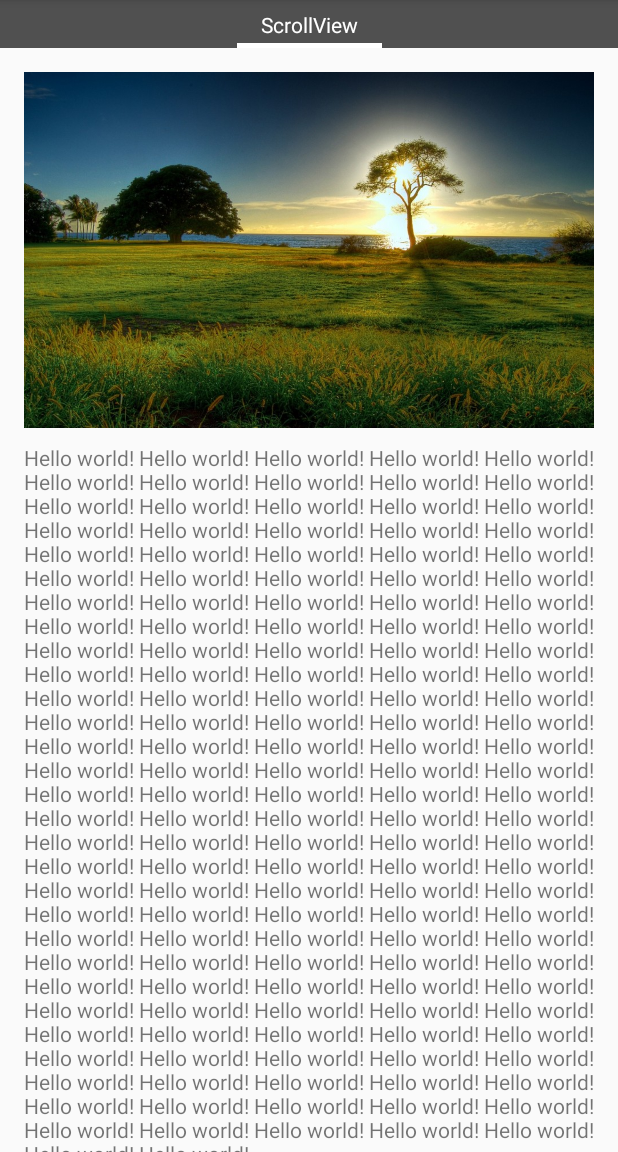
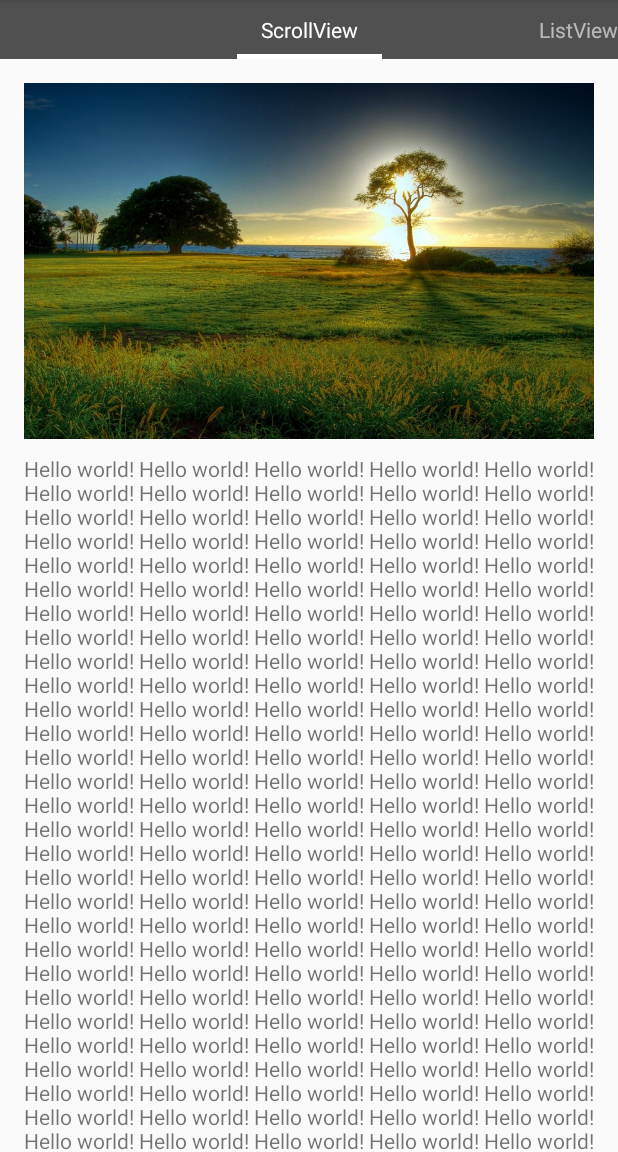
Before and after one commit to siczmj/overscrolls, an Android app: the screen it shows after launch (MainActivity), on a phone screen of 412 x 824 dp, the part 84-1236 px from its top. Run offline under Robolectric (Android 15) with nearby library versions, the phone set to English and light mode, and no system bars.

Commit message:
add other examle

```diff
--- a/overscrolls-example/src/main/java/com/nirigo/mobile/overscrolls/MainActivity.java
+++ b/overscrolls-example/src/main/java/com/nirigo/mobile/overscrolls/MainActivity.java
@@ -7,6 +7,7 @@ import android.view.ViewGroup;
 import android.widget.ImageView;
 import android.widget.RelativeLayout;
 
+import com.nirigo.mobile.overscrolls.examples.ListViewExampleFragment;
 import com.nirigo.mobile.overscrolls.examples.ScrollViewExampleFragment;
 import com.nirigo.mobile.overscrolls.other.BaseFragment;
 import com.nirigo.mobile.overscrolls.other.ViewPagerAdapter;
@@ -31,6 +32,7 @@ public class MainActivity extends AppCompatActivity {
 
         List<Class<? extends BaseFragment>> fragments = new ArrayList<>();
         fragments.add(ScrollViewExampleFragment.class);
+        fragments.add(ListViewExampleFragment.class);
 
         adapter = new ViewPagerAdapter(getSupportFragmentManager(), fragments);
         viewpager.setAdapter(adapter);
--- /dev/null
+++ b/overscrolls-example/src/main/java/com/nirigo/mobile/overscrolls/examples/ListViewExampleFragment.java
@@ -0,0 +1,36 @@
+package com.nirigo.mobile.overscrolls.examples;
+
+import android.os.Bundle;
+import android.support.annotation.Nullable;
+import android.view.LayoutInflater;
+import android.view.View;
+import android.view.ViewGroup;
+
+import com.nirigo.mobile.overscrolls.other.BaseFragment;
+
+/**
+ * Created by Sicz-Mesziár János on 2015.08.06..
+ */
+public class ListViewExampleFragment extends BaseFragment {
+
+
+    @Nullable
+    @Override
+    public View onCreateView(LayoutInflater inflater, ViewGroup container, Bundle savedInstanceState) {
+        return super.onCreateView(inflater, container, savedInstanceState);
+    }
+
+    @Override
+    public void onViewCreated(View view, @Nullable Bundle savedInstanceState) {
+        super.onViewCreated(view, savedInstanceState);
+    }
+
+    @Override
+    public void onActivityCreated(@Nullable Bundle savedInstanceState) {
+        super.onActivityCreated(savedInstanceState);
+    }
+
+
+
+
+}
--- a/overscrolls-example/src/main/res/layout/activity_main.xml
+++ b/overscrolls-example/src/main/res/layout/activity_main.xml
@@ -15,9 +15,11 @@
             android:layout_height="wrap_content"
             android:layout_gravity="top"
             android:background="#505050"
-            android:paddingBottom="5dp"
-            android:paddingTop="5dp"
-            android:textColor="#fff"/>
+            android:paddingBottom="10dp"
+            android:paddingTop="10dp"
+            android:textColor="#fff"
+            android:textAllCaps="true"
+            />
 
     </android.support.v4.view.ViewPager>
 
```
